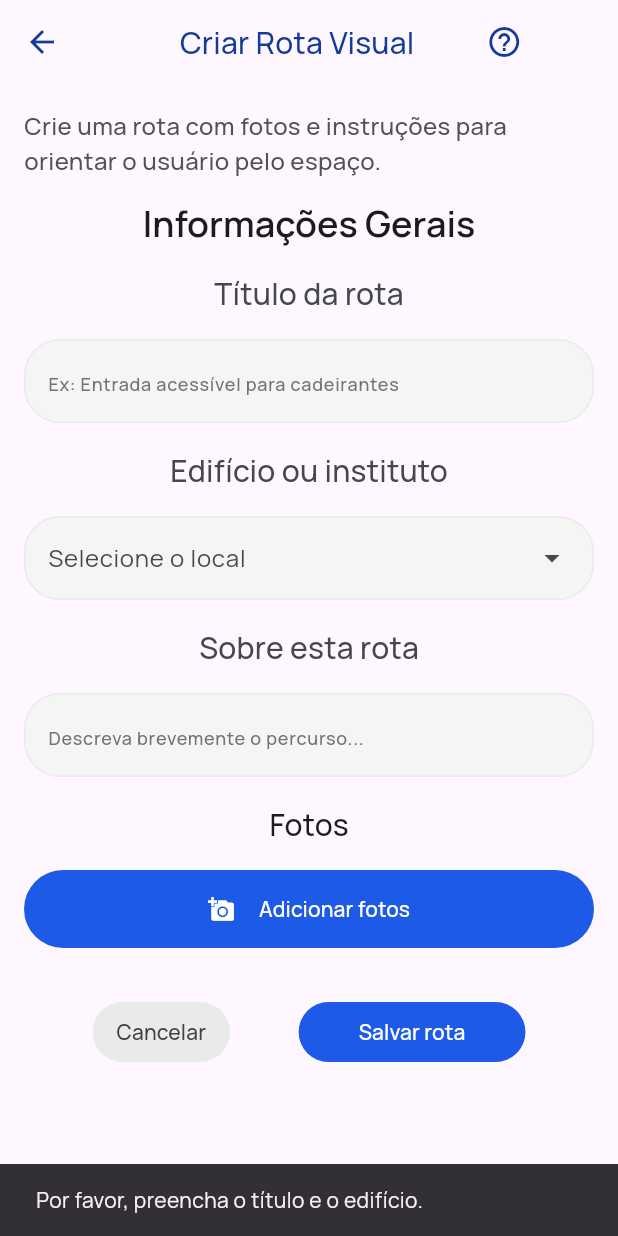
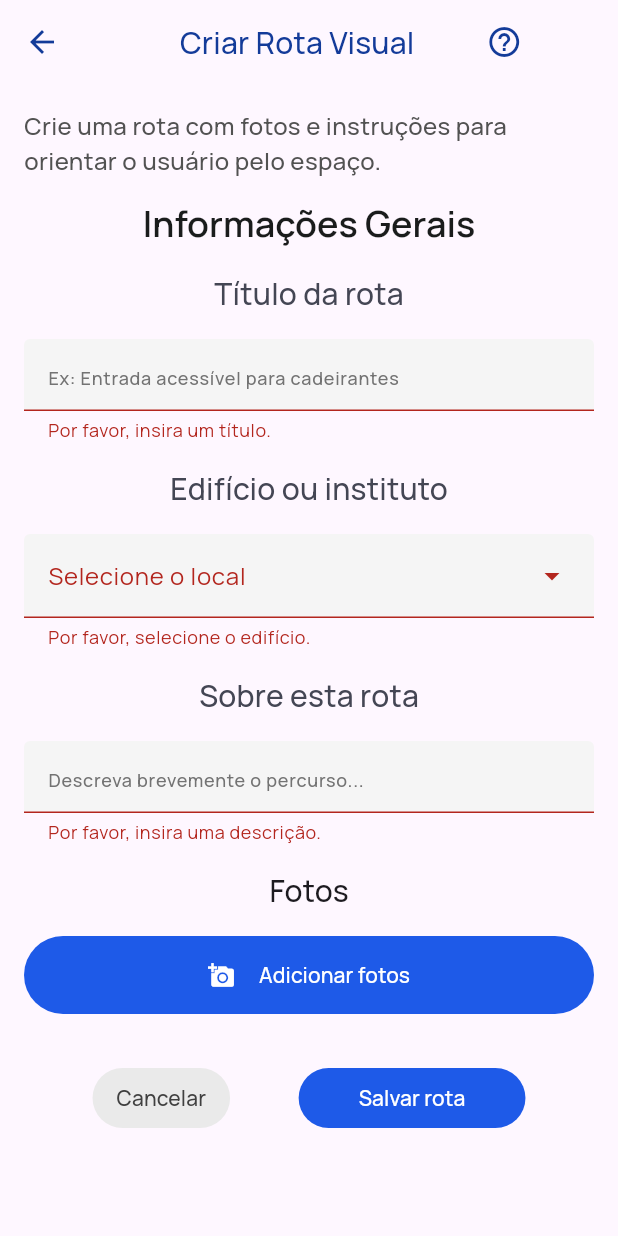
Before and after one commit to CinatitBR/usp-acessivel, a Flutter app: the CreateVisualRoutePage screen opened directly, after a tap on "Salvar rota", on a phone screen of 412 x 824 dp. Run offline on Flutter 3.47's test engine with Material 3 defaults, Android fonts, the phone set to English and light mode, and no system bars; our stand-ins replace dio, flutter_dotenv, flutter_image_compress, flutter_svg, geolocator, image_picker; missing offline and left inert: maplibre.

Commit message:
Refactor CreateVisualRoutePage to use Form and TextFormField
- Wrap inputs inside a Form widget.
- Update _buildTextField to return TextFormField and accept validators.
- Add validators for title, description, and step instructions.
- Wrap DropdownMenu in a FormField<String> for building selection validation.
- Remove manual validation check and SnackBar in _onSave.

Co-authored-by: CinatitBR <50183633+CinatitBR@users.noreply.github.com>

```diff
--- a/lib/features/visual_route/pages/create_visual_route_page.dart
+++ b/lib/features/visual_route/pages/create_visual_route_page.dart
@@ -28,6 +28,8 @@ class _CreateVisualRoutePageState extends State<CreateVisualRoutePage> {
   final TextEditingController _titleController = TextEditingController();
   final TextEditingController _descriptionController = TextEditingController();
   final TextEditingController _locationController = TextEditingController();
+
+  final _formKey = GlobalKey<FormState>();
 
   String? _selectedBuildingId;
   List<DropdownMenuEntry<String>> _buildingEntries = [];
@@ -108,6 +110,8 @@ class _CreateVisualRoutePageState extends State<CreateVisualRoutePage> {
       body: SingleChildScrollView(
         child: Padding(
           padding: const EdgeInsets.all(16.0),
+          child: Form(
+            key: _formKey,
             child: Column(
               spacing: 16,
               children: [
@@ -135,18 +139,34 @@ class _CreateVisualRoutePageState extends State<CreateVisualRoutePage> {
                 context,
                 hint: 'Ex: Entrada acessível para cadeirantes',
                 controller: _titleController,
+                validator: (value) {
+                  if (value == null || value.trim().isEmpty) {
+                    return 'Por favor, insira um título.';
+                  }
+                  return null;
+                },
               ),
               _buildFieldTitle(context, 'Edifício ou instituto'),
-              DropdownMenu(
+              FormField<String>(
+                validator: (value) {
+                  if (_selectedBuildingId == null || _selectedBuildingId!.isEmpty) {
+                    return 'Por favor, selecione o edifício.';
+                  }
+                  return null;
+                },
+                builder: (FormFieldState<String> state) {
+                  return DropdownMenu(
                     expandedInsets: EdgeInsets.zero,
                     controller: _locationController,
                     label: const Text('Selecione o local'),
                     initialSelection: _selectedBuildingId,
+                    errorText: state.errorText,
                     onSelected: (String? value) {
                       if (value != null) {
                         setState(() {
                           _selectedBuildingId = value;
                         });
+                        state.didChange(value);
                       }
                     },
                 textStyle: const TextStyle(color: Color(0xFF1A1C1C)),
@@ -204,12 +224,20 @@ class _CreateVisualRoutePageState extends State<CreateVisualRoutePage> {
                     borderRadius: const BorderRadius.all(Radius.circular(24)),
                   ),
                 ),
+              );
+              },
               ),
               _buildFieldTitle(context, 'Sobre esta rota'),
               _buildTextField(
                 context,
                 hint: 'Descreva brevemente o percurso...',
                 controller: _descriptionController,
+                validator: (value) {
+                  if (value == null || value.trim().isEmpty) {
+                    return 'Por favor, insira uma descrição.';
+                  }
+                  return null;
+                },
               ),
               Text('Fotos', style: Theme.of(context).textTheme.titleMedium),
               FilledButton(
@@ -280,6 +308,7 @@ class _CreateVisualRoutePageState extends State<CreateVisualRoutePage> {
           ),
           ),
         ),
+      ),
     );
   }
 
@@ -297,10 +326,12 @@ class _CreateVisualRoutePageState extends State<CreateVisualRoutePage> {
     String? hint,
     int? maxLines,
     TextEditingController? controller,
+    String? Function(String?)? validator,
   }) {
-    return TextField(
+    return TextFormField(
       controller: controller,
       maxLines: maxLines,
+      validator: validator,
       decoration: InputDecoration(
         filled: true,
         fillColor: AppColors.neutral[100],
@@ -418,12 +449,7 @@ class _CreateVisualRoutePageState extends State<CreateVisualRoutePage> {
   }
 
   Future<void> _onSave() async {
-    if (_titleController.text.isEmpty || _selectedBuildingId == null) {
-      ScaffoldMessenger.of(context).showSnackBar(
-        const SnackBar(
-          content: Text('Por favor, preencha o título e o edifício.'),
-        ),
-      );
+    if (!_formKey.currentState!.validate()) {
       return;
     }
 
@@ -643,6 +669,12 @@ class _CreateVisualRoutePageState extends State<CreateVisualRoutePage> {
                     hint: 'Escreva a instrução',
                     maxLines: 2,
                     controller: step.descriptionController,
+                    validator: (value) {
+                      if (value == null || value.trim().isEmpty) {
+                        return 'Por favor, insira uma instrução.';
+                      }
+                      return null;
+                    },
                   ),
                 ],
               ),
```
Lines whose indentation alone changed are shown as unchanged.
